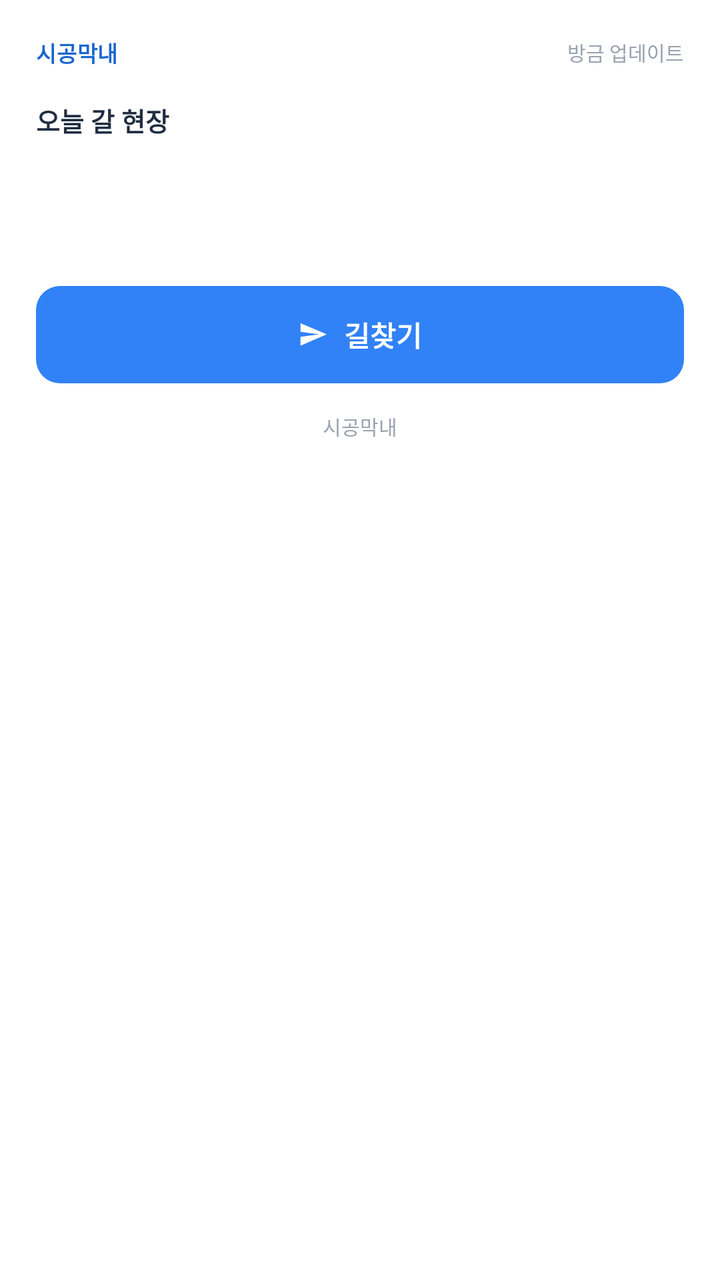
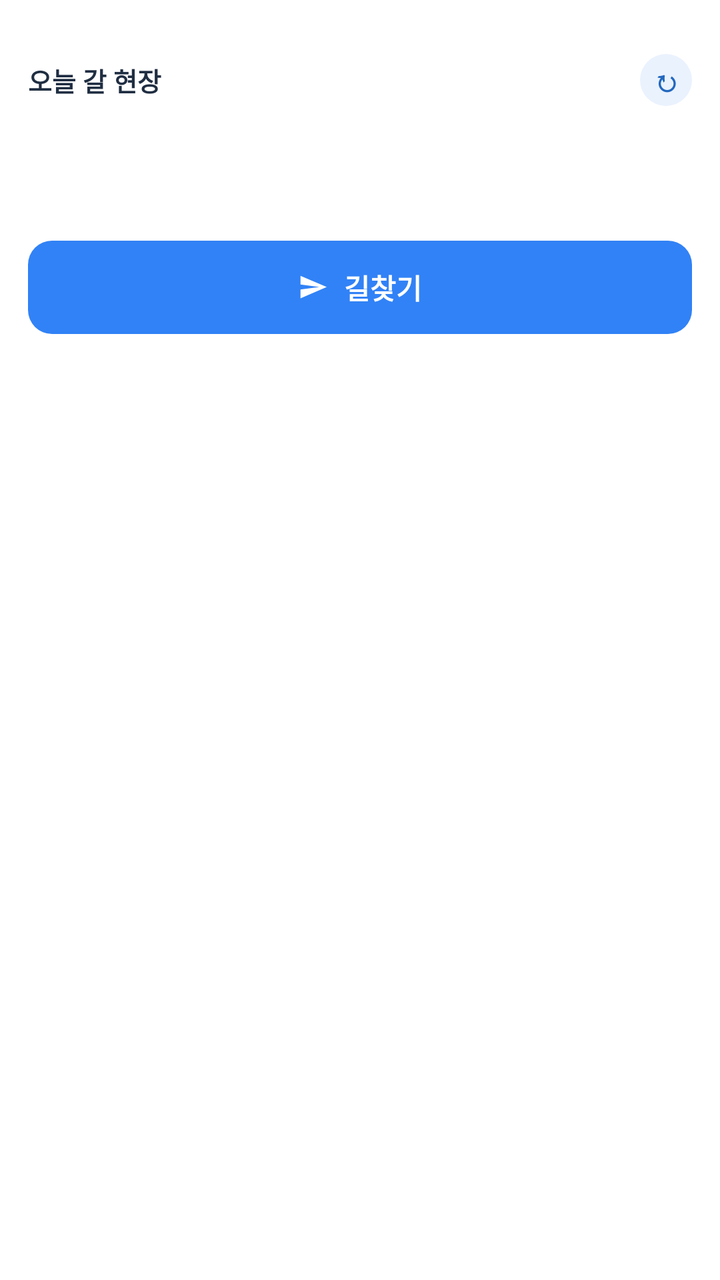

Compare the two renders of this Android layout. The source of the first and the diff that turns it into the second are given below.
<!-- AndroidManifest.xml: application theme Theme.CallFollowCRM -->
<!-- res/layout/widget_today.xml -->
<?xml version="1.0" encoding="utf-8"?>
<LinearLayout xmlns:android="http://schemas.android.com/apk/res/android"
    android:id="@android:id/background"
    android:layout_width="match_parent"
    android:layout_height="match_parent"
    android:orientation="vertical"
    android:background="@drawable/widget_today_bg"
    android:padding="18dp">

    
    <LinearLayout
        android:layout_width="match_parent"
        android:layout_height="wrap_content"
        android:orientation="horizontal"
        android:gravity="center_vertical">
        <TextView
            android:layout_width="0dp"
            android:layout_height="wrap_content"
            android:layout_weight="1"
            android:text="시공막내"
            android:textColor="#1765CF"
            android:textSize="11sp"
            android:textStyle="bold"
            android:letterSpacing="0.02" />
        <TextView
            android:layout_width="wrap_content"
            android:layout_height="wrap_content"
            android:text="방금 업데이트"
            android:textColor="#9AA3B0"
            android:textSize="10sp" />
    </LinearLayout>

    
    <LinearLayout
        android:id="@+id/widget_badge_box"
        android:layout_width="match_parent"
        android:layout_height="wrap_content"
        android:orientation="vertical"
        android:layout_marginTop="15dp"
        android:visibility="gone">
        <LinearLayout
            android:layout_width="match_parent"
            android:layout_height="wrap_content"
            android:orientation="horizontal"
            android:gravity="center_vertical">
            <TextView
                android:layout_width="wrap_content"
                android:layout_height="wrap_content"
                android:text="답장 안 함"
                android:textColor="#202E42"
                android:textSize="15sp"
                android:textStyle="bold" />
            <TextView
                android:id="@+id/widget_unanswered_count"
                android:layout_width="wrap_content"
                android:layout_height="wrap_content"
                android:layout_marginStart="8dp"
                android:paddingLeft="11dp"
                android:paddingRight="11dp"
                android:paddingTop="3dp"
                android:paddingBottom="3dp"
                android:background="@drawable/widget_badge_bg"
                android:textColor="#FFFFFF"
                android:textSize="15sp"
                android:textStyle="bold" />
            <TextView
                android:layout_width="0dp"
                android:layout_height="wrap_content"
                android:layout_weight="1"
                android:gravity="end"
                android:text="›"
                android:textColor="#9AA3B0"
                android:textSize="20sp" />
        </LinearLayout>
        <LinearLayout
            android:layout_width="match_parent"
            android:layout_height="wrap_content"
            android:orientation="horizontal"
            android:gravity="center_vertical"
            android:layout_marginTop="12dp">
            <TextView
                android:id="@+id/widget_unanswered_name"
                android:layout_width="0dp"
                android:layout_height="wrap_content"
                android:layout_weight="1"
                android:maxLines="1"
                android:ellipsize="end"
                android:textColor="#202E42"
                android:textSize="14sp"
                android:textStyle="bold" />
            <TextView
                android:id="@+id/widget_unanswered_elapsed"
                android:layout_width="wrap_content"
                android:layout_height="wrap_content"
                android:layout_marginStart="8dp"
                android:textColor="#9AA3B0"
                android:textSize="11sp" />
        </LinearLayout>
        <TextView
            android:id="@+id/widget_unanswered_msg"
            android:layout_width="match_parent"
            android:layout_height="wrap_content"
            android:layout_marginTop="6dp"
            android:maxLines="1"
            android:ellipsize="end"
            android:textColor="#64748B"
            android:textSize="12sp" />
    </LinearLayout>

    
    <LinearLayout
        android:id="@+id/widget_badge_done"
        android:layout_width="match_parent"
        android:layout_height="wrap_content"
        android:orientation="horizontal"
        android:gravity="center_vertical"
        android:layout_marginTop="15dp"
        android:visibility="gone">
        <TextView
            android:layout_width="28dp"
            android:layout_height="28dp"
            android:gravity="center"
            android:background="@drawable/widget_done_bg"
            android:text="✓"
            android:textColor="#087850"
            android:textSize="14sp"
            android:textStyle="bold" />
        <LinearLayout
            android:layout_width="0dp"
            android:layout_height="wrap_content"
            android:layout_weight="1"
            android:layout_marginStart="11dp"
            android:orientation="vertical">
            <TextView
                android:layout_width="match_parent"
                android:layout_height="wrap_content"
                android:text="답장할 고객 없음"
                android:textColor="#202E42"
                android:textSize="15sp"
                android:textStyle="bold" />
            <TextView
                android:id="@+id/widget_badge_done_sub1"
                android:layout_width="match_parent"
                android:layout_height="wrap_content"
                android:layout_marginTop="2dp"
                android:text="고객 답장을 모두 챙겼어요."
                android:textColor="#15B881"
                android:textSize="12sp" />
            <TextView
                android:id="@+id/widget_badge_done_sub2"
                android:layout_width="match_parent"
                android:layout_height="wrap_content"
                android:textColor="#9AA3B0"
                android:textSize="11sp" />
        </LinearLayout>
    </LinearLayout>

    
    <FrameLayout
        android:id="@+id/widget_div1"
        android:layout_width="match_parent"
        android:layout_height="1dp"
        android:layout_marginTop="16dp"
        android:background="#E7EBF1"
        android:visibility="gone" />

    
    <LinearLayout
        android:layout_width="match_parent"
        android:layout_height="wrap_content"
        android:orientation="horizontal"
        android:gravity="center_vertical"
        android:layout_marginTop="16dp">
        <TextView
            android:layout_width="0dp"
            android:layout_height="wrap_content"
            android:layout_weight="1"
            android:text="오늘 갈 현장"
            android:textColor="#202E42"
            android:textSize="13sp"
            android:textStyle="bold" />
        <TextView
            android:id="@+id/widget_count"
            android:layout_width="wrap_content"
            android:layout_height="wrap_content"
            android:textColor="#9AA3B0"
            android:textSize="11.5sp"
            android:textStyle="bold" />
    </LinearLayout>

    
    <LinearLayout
        android:id="@+id/widget_primary"
        android:layout_width="match_parent"
        android:layout_height="wrap_content"
        android:orientation="vertical"
        android:layout_marginTop="13dp">

        
        <LinearLayout
            android:id="@+id/widget_site_card"
            android:layout_width="match_parent"
            android:layout_height="wrap_content"
            android:orientation="vertical">

            
            <TextView
                android:id="@+id/widget_today_chip"
                android:layout_width="wrap_content"
                android:layout_height="wrap_content"
                android:layout_marginBottom="7dp"
                android:paddingLeft="8dp"
                android:paddingRight="9dp"
                android:paddingTop="2dp"
                android:paddingBottom="2dp"
                android:background="@drawable/widget_chip_bg"
                android:text="● 오늘 시공"
                android:textColor="#245FA8"
                android:textSize="10.5sp"
                android:textStyle="bold"
                android:visibility="gone" />

            <LinearLayout
                android:layout_width="match_parent"
                android:layout_height="wrap_content"
                android:orientation="horizontal"
                android:gravity="center_vertical">
                <TextView
                    android:id="@+id/widget_name"
                    android:layout_width="0dp"
                    android:layout_height="wrap_content"
                    android:layout_weight="1"
                    android:maxLines="1"
                    android:ellipsize="end"
                    android:textColor="#202E42"
                    android:textSize="17sp"
                    android:textStyle="bold" />
                <TextView
                    android:id="@+id/widget_time"
                    android:layout_width="wrap_content"
                    android:layout_height="wrap_content"
                    android:layout_marginStart="8dp"
                    android:textColor="#202E42"
                    android:textSize="15sp"
                    android:textStyle="bold"
                    android:visibility="gone" />
            </LinearLayout>
            <TextView
                android:id="@+id/widget_region"
                android:layout_width="match_parent"
                android:layout_height="wrap_content"
                android:layout_marginTop="5dp"
                android:maxLines="1"
                android:ellipsize="end"
                android:textColor="#5A6472"
                android:textSize="13sp" />
            
            <TextView
                android:id="@+id/widget_unit"
                android:layout_width="match_parent"
                android:layout_height="wrap_content"
                android:layout_marginTop="4dp"
                android:maxLines="1"
                android:ellipsize="end"
                android:textColor="#2368BE"
                android:textSize="16sp"
                android:textStyle="bold"
                android:visibility="gone" />
            
            <LinearLayout
                android:id="@+id/widget_memo"
                android:layout_width="match_parent"
                android:layout_height="wrap_content"
                android:orientation="vertical"
                android:layout_marginTop="8dp"
                android:paddingLeft="9dp"
                android:paddingRight="9dp"
                android:paddingTop="7dp"
                android:paddingBottom="7dp"
                android:background="@drawable/widget_memo_bg"
                android:visibility="gone">
                <TextView
                    android:layout_width="wrap_content"
                    android:layout_height="wrap_content"
                    android:text="현장 메모"
                    android:textColor="#8A5D14"
                    android:textSize="10sp"
                    android:textStyle="bold" />
                <TextView
                    android:id="@+id/widget_memo_text"
                    android:layout_width="match_parent"
                    android:layout_height="wrap_content"
                    android:layout_marginTop="2dp"
                    android:maxLines="2"
                    android:ellipsize="end"
                    android:textColor="#5A4A2A"
                    android:textSize="12sp" />
            </LinearLayout>
            <TextView
                android:id="@+id/widget_worktype"
                android:layout_width="match_parent"
                android:layout_height="wrap_content"
                android:layout_marginTop="5dp"
                android:maxLines="1"
                android:ellipsize="end"
                android:textColor="#087B58"
                android:textSize="11sp"
                android:visibility="gone" />
        </LinearLayout>

        
        <LinearLayout
            android:id="@+id/widget_open"
            android:layout_width="match_parent"
            android:layout_height="wrap_content"
            android:orientation="horizontal"
            android:gravity="center"
            android:layout_marginTop="15dp"
            android:paddingTop="14dp"
            android:paddingBottom="14dp"
            android:background="@drawable/widget_today_btn">
            <ImageView
                android:layout_width="15dp"
                android:layout_height="15dp"
                android:layout_marginEnd="8dp"
                android:src="@drawable/ic_widget_nav" />
            <TextView
                android:layout_width="wrap_content"
                android:layout_height="wrap_content"
                android:text="길찾기"
                android:textColor="#FFFFFF"
                android:textSize="14sp"
                android:textStyle="bold" />
        </LinearLayout>
    </LinearLayout>

    
    <FrameLayout
        android:id="@+id/widget_div2"
        android:layout_width="match_parent"
        android:layout_height="1dp"
        android:layout_marginTop="16dp"
        android:background="#E7EBF1"
        android:visibility="gone" />

    
    <LinearLayout
        android:id="@+id/widget_next_box"
        android:layout_width="match_parent"
        android:layout_height="wrap_content"
        android:orientation="horizontal"
        android:gravity="center_vertical"
        android:layout_marginTop="14dp"
        android:visibility="gone">
        <TextView
            android:id="@+id/widget_next_title"
            android:layout_width="wrap_content"
            android:layout_height="wrap_content"
            android:layout_marginEnd="12dp"
            android:text="이어서"
            android:textColor="#9AA3B0"
            android:textSize="10sp" />
        <LinearLayout
            android:layout_width="0dp"
            android:layout_height="wrap_content"
            android:layout_weight="1"
            android:orientation="vertical">
            <TextView
                android:id="@+id/widget_next_name"
                android:layout_width="match_parent"
                android:layout_height="wrap_content"
                android:maxLines="1"
                android:ellipsize="end"
                android:textColor="#202E42"
                android:textSize="12sp"
                android:textStyle="bold" />
            <TextView
                android:id="@+id/widget_next_region"
                android:layout_width="match_parent"
                android:layout_height="wrap_content"
                android:layout_marginTop="3dp"
                android:maxLines="1"
                android:ellipsize="end"
                android:textColor="#9AA3B0"
                android:textSize="10sp" />
            <TextView
                android:id="@+id/widget_next_unit"
                android:layout_width="match_parent"
                android:layout_height="wrap_content"
                android:layout_marginTop="2dp"
                android:maxLines="1"
                android:ellipsize="end"
                android:textColor="#2368BE"
                android:textSize="11sp"
                android:textStyle="bold"
                android:visibility="gone" />
        </LinearLayout>
        <TextView
            android:id="@+id/widget_next_time"
            android:layout_width="wrap_content"
            android:layout_height="wrap_content"
            android:layout_marginStart="8dp"
            android:textColor="#202E42"
            android:textSize="12sp"
            android:textStyle="bold"
            android:visibility="gone" />
    </LinearLayout>

    
    <TextView
        android:id="@+id/widget_empty"
        android:layout_width="match_parent"
        android:layout_height="wrap_content"
        android:layout_marginTop="12dp"
        android:text="오늘 갈 현장이 없어요"
        android:textColor="#64748B"
        android:textSize="14sp"
        android:textStyle="bold"
        android:visibility="gone" />

    
    <TextView
        android:layout_width="match_parent"
        android:layout_height="wrap_content"
        android:layout_marginTop="14dp"
        android:gravity="center"
        android:text="시공막내"
        android:textColor="#9AA3B0"
        android:textSize="10sp" />
</LinearLayout>
<!-- resources referenced by this layout -->
<resources>
  <!-- drawable ic_widget_nav (drawable) -->
  <?xml version="1.0" encoding="utf-8"?>
  <vector xmlns:android="http://schemas.android.com/apk/res/android"
      android:width="16dp"
      android:height="16dp"
      android:viewportWidth="24"
      android:viewportHeight="24"
      android:tint="#FFFFFF">
      <path
          android:fillColor="#FFFFFF"
          android:pathData="M2,21L23,12L2,3L2,10L17,12L2,14Z" />
  </vector>
  <!-- drawable widget_badge_bg (drawable) -->
  <?xml version="1.0" encoding="utf-8"?>
  <shape xmlns:android="http://schemas.android.com/apk/res/android" android:shape="rectangle">
      <solid android:color="#F0436A" />
      <corners android:radius="12dp" />
  </shape>
  <!-- drawable widget_chip_bg (drawable) -->
  <?xml version="1.0" encoding="utf-8"?>
  <shape xmlns:android="http://schemas.android.com/apk/res/android"
      android:shape="rectangle">
      <solid android:color="#DCEBFF" />
      <corners android:radius="7dp" />
  </shape>
  <!-- drawable widget_done_bg (drawable) -->
  <?xml version="1.0" encoding="utf-8"?>
  <shape xmlns:android="http://schemas.android.com/apk/res/android"
      android:shape="oval">
      <solid android:color="#EAF8F2" />
  </shape>
  <!-- drawable widget_memo_bg (drawable) -->
  <?xml version="1.0" encoding="utf-8"?>
  <shape xmlns:android="http://schemas.android.com/apk/res/android"
      android:shape="rectangle">
      <solid android:color="#FFF7E7" />
      <corners android:radius="8dp" />
      <stroke android:width="1dp" android:color="#F0E2C4" />
  </shape>
  <!-- drawable widget_today_bg (drawable) -->
  <?xml version="1.0" encoding="utf-8"?>
  <shape xmlns:android="http://schemas.android.com/apk/res/android" android:shape="rectangle">
      <solid android:color="#FFFFFF" />
      <corners android:radius="24dp" />
  </shape>
  <!-- drawable widget_today_btn (drawable) -->
  <?xml version="1.0" encoding="utf-8"?>
  <shape xmlns:android="http://schemas.android.com/apk/res/android" android:shape="rectangle">
      <solid android:color="#3182F6" />
      <corners android:radius="12dp" />
  </shape>
  <style name="Theme.CallFollowCRM" parent="android:Theme.DeviceDefault.Light.NoActionBar">
          <item name="android:windowBackground">@android:color/white</item>
          <item name="android:statusBarColor" tools:targetApi="l">@android:color/white</item>
          <item name="android:windowLightStatusBar" tools:targetApi="m">true</item>
          
          <item name="android:windowOptOutEdgeToEdgeEnforcement" tools:targetApi="35">true</item>
      </style>
</resources>

<!-- the commit's change to res/layout/widget_today.xml (unified diff, before → after) -->
@@ -5,30 +5,7 @@
     android:layout_height="match_parent"
     android:orientation="vertical"
     android:background="@drawable/widget_today_bg"
-    android:padding="18dp">
-
-    
-    <LinearLayout
-        android:layout_width="match_parent"
-        android:layout_height="wrap_content"
-        android:orientation="horizontal"
-        android:gravity="center_vertical">
-        <TextView
-            android:layout_width="0dp"
-            android:layout_height="wrap_content"
-            android:layout_weight="1"
-            android:text="시공막내"
-            android:textColor="#1765CF"
-            android:textSize="11sp"
-            android:textStyle="bold"
-            android:letterSpacing="0.02" />
-        <TextView
-            android:layout_width="wrap_content"
-            android:layout_height="wrap_content"
-            android:text="방금 업데이트"
-            android:textColor="#9AA3B0"
-            android:textSize="10sp" />
-    </LinearLayout>
+    android:padding="14dp">
 
     
     <LinearLayout
@@ -36,7 +13,6 @@
         android:layout_width="match_parent"
         android:layout_height="wrap_content"
         android:orientation="vertical"
-        android:layout_marginTop="15dp"
         android:visibility="gone">
         <LinearLayout
             android:layout_width="match_parent"
@@ -77,7 +53,7 @@
             android:layout_height="wrap_content"
             android:orientation="horizontal"
             android:gravity="center_vertical"
-            android:layout_marginTop="12dp">
+            android:layout_marginTop="9dp">
             <TextView
                 android:id="@+id/widget_unanswered_name"
                 android:layout_width="0dp"
@@ -100,7 +76,7 @@
             android:id="@+id/widget_unanswered_msg"
             android:layout_width="match_parent"
             android:layout_height="wrap_content"
-            android:layout_marginTop="6dp"
+            android:layout_marginTop="5dp"
             android:maxLines="1"
             android:ellipsize="end"
             android:textColor="#64748B"
@@ -114,7 +90,6 @@
         android:layout_height="wrap_content"
         android:orientation="horizontal"
         android:gravity="center_vertical"
-        android:layout_marginTop="15dp"
         android:visibility="gone">
         <TextView
             android:layout_width="28dp"
@@ -139,17 +114,10 @@
                 android:textSize="15sp"
                 android:textStyle="bold" />
             <TextView
-                android:id="@+id/widget_badge_done_sub1"
+                android:id="@+id/widget_badge_done_sub2"
                 android:layout_width="match_parent"
                 android:layout_height="wrap_content"
                 android:layout_marginTop="2dp"
-                android:text="고객 답장을 모두 챙겼어요."
-                android:textColor="#15B881"
-                android:textSize="12sp" />
-            <TextView
-                android:id="@+id/widget_badge_done_sub2"
-                android:layout_width="match_parent"
-                android:layout_height="wrap_content"
                 android:textColor="#9AA3B0"
                 android:textSize="11sp" />
         </LinearLayout>
@@ -160,7 +128,7 @@
         android:id="@+id/widget_div1"
         android:layout_width="match_parent"
         android:layout_height="1dp"
-        android:layout_marginTop="16dp"
+        android:layout_marginTop="12dp"
         android:background="#E7EBF1"
         android:visibility="gone" />
 
@@ -170,11 +138,10 @@
         android:layout_height="wrap_content"
         android:orientation="horizontal"
         android:gravity="center_vertical"
-        android:layout_marginTop="16dp">
-        <TextView
-            android:layout_width="0dp"
-            android:layout_height="wrap_content"
-            android:layout_weight="1"
+        android:layout_marginTop="13dp">
+        <TextView
+            android:layout_width="wrap_content"
+            android:layout_height="wrap_content"
             android:text="오늘 갈 현장"
             android:textColor="#202E42"
             android:textSize="13sp"
@@ -183,9 +150,30 @@
             android:id="@+id/widget_count"
             android:layout_width="wrap_content"
             android:layout_height="wrap_content"
+            android:layout_marginStart="7dp"
             android:textColor="#9AA3B0"
             android:textSize="11.5sp"
             android:textStyle="bold" />
+        <TextView
+            android:id="@+id/widget_synced"
+            android:layout_width="0dp"
+            android:layout_height="wrap_content"
+            android:layout_weight="1"
+            android:gravity="end"
+            android:maxLines="1"
+            android:textColor="#AEB6C2"
+            android:textSize="10sp" />
+        <TextView
+            android:id="@+id/widget_refresh"
+            android:layout_width="26dp"
+            android:layout_height="26dp"
+            android:layout_marginStart="6dp"
+            android:gravity="center"
+            android:background="@drawable/widget_refresh_bg"
+            android:text="↻"
+            android:textColor="#2368BE"
+            android:textSize="15sp"
+            android:textStyle="bold" />
     </LinearLayout>
 
     
@@ -194,16 +182,14 @@
         android:layout_width="match_parent"
         android:layout_height="wrap_content"
         android:orientation="vertical"
-        android:layout_marginTop="13dp">
-
-        
+        android:layout_marginTop="11dp">
+
         <LinearLayout
             android:id="@+id/widget_site_card"
             android:layout_width="match_parent"
             android:layout_height="wrap_content"
             android:orientation="vertical">
 
-            
             <TextView
                 android:id="@+id/widget_today_chip"
                 android:layout_width="wrap_content"
@@ -214,7 +200,7 @@
                 android:paddingTop="2dp"
                 android:paddingBottom="2dp"
                 android:background="@drawable/widget_chip_bg"
-                android:text="● 오늘 시공"
+                android:text="● 지금 갈 곳"
                 android:textColor="#245FA8"
                 android:textSize="10.5sp"
                 android:textStyle="bold"
@@ -249,24 +235,22 @@
                 android:id="@+id/widget_region"
                 android:layout_width="match_parent"
                 android:layout_height="wrap_content"
-                android:layout_marginTop="5dp"
+                android:layout_marginTop="4dp"
                 android:maxLines="1"
                 android:ellipsize="end"
                 android:textColor="#5A6472"
                 android:textSize="13sp" />
-            
             <TextView
                 android:id="@+id/widget_unit"
                 android:layout_width="match_parent"
                 android:layout_height="wrap_content"
-                android:layout_marginTop="4dp"
+                android:layout_marginTop="3dp"
                 android:maxLines="1"
                 android:ellipsize="end"
                 android:textColor="#2368BE"
                 android:textSize="16sp"
                 android:textStyle="bold"
                 android:visibility="gone" />
-            
             <LinearLayout
                 android:id="@+id/widget_memo"
                 android:layout_width="match_parent"
@@ -308,16 +292,15 @@
                 android:visibility="gone" />
         </LinearLayout>
 
-        
         <LinearLayout
             android:id="@+id/widget_open"
             android:layout_width="match_parent"
             android:layout_height="wrap_content"
             android:orientation="horizontal"
             android:gravity="center"
-            android:layout_marginTop="15dp"
-            android:paddingTop="14dp"
-            android:paddingBottom="14dp"
+            android:layout_marginTop="12dp"
+            android:paddingTop="13dp"
+            android:paddingBottom="13dp"
             android:background="@drawable/widget_today_btn">
             <ImageView
                 android:layout_width="15dp"
@@ -335,76 +318,32 @@
     </LinearLayout>
 
     
-    <FrameLayout
-        android:id="@+id/widget_div2"
-        android:layout_width="match_parent"
-        android:layout_height="1dp"
-        android:layout_marginTop="16dp"
-        android:background="#E7EBF1"
-        android:visibility="gone" />
-
-    
-    <LinearLayout
-        android:id="@+id/widget_next_box"
-        android:layout_width="match_parent"
-        android:layout_height="wrap_content"
-        android:orientation="horizontal"
-        android:gravity="center_vertical"
-        android:layout_marginTop="14dp"
-        android:visibility="gone">
-        <TextView
-            android:id="@+id/widget_next_title"
-            android:layout_width="wrap_content"
-            android:layout_height="wrap_content"
-            android:layout_marginEnd="12dp"
-            android:text="이어서"
-            android:textColor="#9AA3B0"
-            android:textSize="10sp" />
-        <LinearLayout
-            android:layout_width="0dp"
-            android:layout_height="wrap_content"
-            android:layout_weight="1"
-            android:orientation="vertical">
-            <TextView
-                android:id="@+id/widget_next_name"
-                android:layout_width="match_parent"
-                android:layout_height="wrap_content"
-                android:maxLines="1"
-                android:ellipsize="end"
-                android:textColor="#202E42"
-                android:textSize="12sp"
-                android:textStyle="bold" />
-            <TextView
-                android:id="@+id/widget_next_region"
-                android:layout_width="match_parent"
-                android:layout_height="wrap_content"
-                android:layout_marginTop="3dp"
-                android:maxLines="1"
-                android:ellipsize="end"
-                android:textColor="#9AA3B0"
-                android:textSize="10sp" />
-            <TextView
-                android:id="@+id/widget_next_unit"
-                android:layout_width="match_parent"
-                android:layout_height="wrap_content"
-                android:layout_marginTop="2dp"
-                android:maxLines="1"
-                android:ellipsize="end"
-                android:textColor="#2368BE"
-                android:textSize="11sp"
-                android:textStyle="bold"
-                android:visibility="gone" />
-        </LinearLayout>
-        <TextView
-            android:id="@+id/widget_next_time"
-            android:layout_width="wrap_content"
-            android:layout_height="wrap_content"
-            android:layout_marginStart="8dp"
-            android:textColor="#202E42"
-            android:textSize="12sp"
-            android:textStyle="bold"
-            android:visibility="gone" />
-    </LinearLayout>
+    <TextView
+        android:id="@+id/widget_sub_label"
+        android:layout_width="match_parent"
+        android:layout_height="wrap_content"
+        android:layout_marginTop="13dp"
+        android:text="이따 갈 곳"
+        android:textColor="#9AA3B0"
+        android:textSize="10sp"
+        android:textStyle="bold"
+        android:visibility="gone" />
+    <ListView
+        android:id="@+id/widget_today_list"
+        android:layout_width="match_parent"
+        android:layout_height="0dp"
+        android:layout_weight="1"
+        android:layout_marginTop="3dp"
+        android:divider="#F0F2F5"
+        android:dividerHeight="1dp"
+        android:scrollbars="none"
+        android:visibility="gone" />
+    <TextView
+        android:id="@+id/widget_empty_list"
+        android:layout_width="match_parent"
+        android:layout_height="0dp"
+        android:layout_weight="1"
+        android:visibility="gone" />
 
     
     <TextView
@@ -417,14 +356,4 @@
         android:textSize="14sp"
         android:textStyle="bold"
         android:visibility="gone" />
-
-    
-    <TextView
-        android:layout_width="match_parent"
-        android:layout_height="wrap_content"
-        android:layout_marginTop="14dp"
-        android:gravity="center"
-        android:text="시공막내"
-        android:textColor="#9AA3B0"
-        android:textSize="10sp" />
 </LinearLayout>
<!-- resource entries referenced after the edit -->
@@ -39,6 +39,11 @@
       <corners android:radius="8dp" />
       <stroke android:width="1dp" android:color="#F0E2C4" />
   </shape>
+  <!-- drawable widget_refresh_bg (drawable) -->
+  <?xml version="1.0" encoding="utf-8"?>
+  <shape xmlns:android="http://schemas.android.com/apk/res/android" android:shape="oval">
+      <solid android:color="#EAF2FE" />
+  </shape>
   <!-- drawable widget_today_bg (drawable) -->
   <?xml version="1.0" encoding="utf-8"?>
   <shape xmlns:android="http://schemas.android.com/apk/res/android" android:shape="rectangle">
